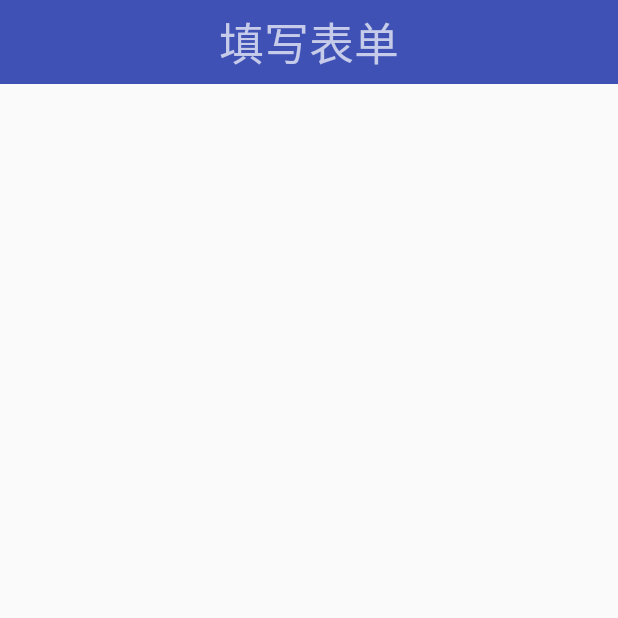
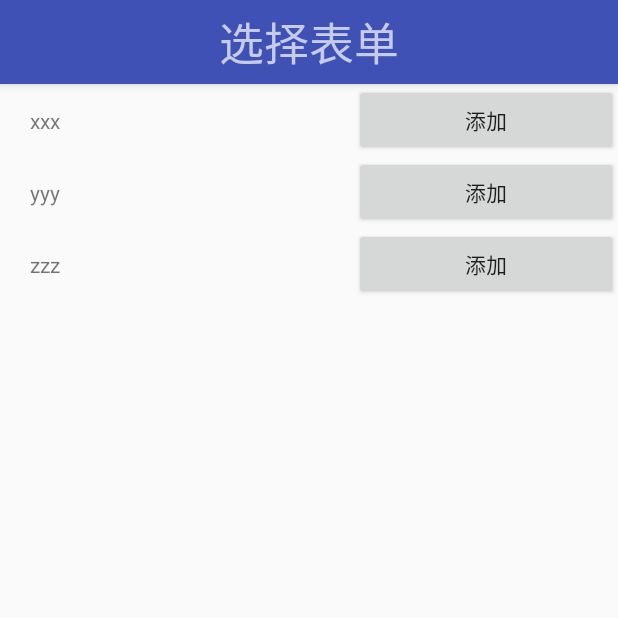
Before and after one commit to BlackShopLongClass/Personal_Info_Collector, an Android app: the selecttofill screen opened directly, with no data from a screen before it, on a phone screen of 412 x 824 dp, the top half of it. Run offline under Robolectric (Android 15) with nearby library versions, the phone set to English and light mode, and no system bars.

Commit message:
The select to fill page is done!

```diff
--- a/app/src/main/java/blackstorelongclass/personal_info_collector/MainActivity.java
+++ b/app/src/main/java/blackstorelongclass/personal_info_collector/MainActivity.java
@@ -64,4 +64,9 @@ public class MainActivity extends AppCompatActivity {
         Intent intent = new Intent(this,fillList.class);
         startActivity(intent);
     }
+
+    public void testforselecttofill(View view){
+        Intent intent = new Intent(this,selecttofill.class);
+        startActivity(intent);
+    }
 }
--- a/app/src/main/java/blackstorelongclass/personal_info_collector/selecttofill.java
+++ b/app/src/main/java/blackstorelongclass/personal_info_collector/selecttofill.java
@@ -1,36 +1,56 @@
 package blackstorelongclass.personal_info_collector;
 
+import android.content.Intent;
 import android.os.Bundle;
 import android.support.design.widget.FloatingActionButton;
 import android.support.design.widget.Snackbar;
 import android.support.v7.app.AppCompatActivity;
 import android.support.v7.widget.Toolbar;
 import android.view.View;
+import android.widget.Button;
 import android.widget.GridView;
 import android.widget.LinearLayout;
 import android.widget.SimpleAdapter;
+import android.widget.TextView;
 
 import java.util.ArrayList;
 import java.util.Arrays;
 import java.util.List;
 import java.util.StringTokenizer;
 
-public class selecttofill extends AppCompatActivity {
+public class selecttofill extends AppCompatActivity implements View.OnClickListener {
 
+    public final static String EXTRA_MESSAGE = "blackstorelongclass.personal_info_collector.MESSAGE";
     private LinearLayout addView;
+    private List<String> topics;
 
     @Override
     protected void onCreate(Bundle savedInstanceState) {
         super.onCreate(savedInstanceState);
         setContentView(R.layout.activity_selecttofill);
 
-        addView = (LinearLayout) findViewById(R.id.fl_addView);
+        addView = (LinearLayout) findViewById(R.id.sf_addView);
 
+        topics = Arrays.asList("xxx","yyy","zzz");
 
+        for(String topic : topics) {
+            View tagView = View.inflate(this, R.layout.selecttofillitem, null);
+            TextView text = tagView.findViewById(R.id.tagTopic);
+            Button bn= tagView.findViewById(R.id.selecttofillbutton);
+            bn.setTag(topic);
+            bn.setOnClickListener(this);
+            text.setText(topic);
+            addView.addView(tagView);
+            addView.requestLayout();
+        }
+    }
 
-        View tagView = View.inflate(this, R.layout.selecttofillitem, null);
-        addView.addView(tagView);
-        addView.requestLayout();
+    @Override
+    public void onClick(View v) {
+        String gettopic = (String) v.getTag();
+        Intent intent = new Intent(this,fillList.class);
+        intent.putExtra(EXTRA_MESSAGE, gettopic);
+        startActivity(intent);
     }
 
 }
--- a/app/src/main/res/layout/activity_selecttofill.xml
+++ b/app/src/main/res/layout/activity_selecttofill.xml
@@ -33,7 +33,7 @@
                         android:layout_width="wrap_content"
                         android:layout_height="wrap_content"
                         android:gravity="center"
-                        android:text="填写表单"
+                        android:text="选择表单"
                         android:textSize="30sp"
                         />
                 </LinearLayout>
--- a/app/src/main/res/layout/selecttofillitem.xml
+++ b/app/src/main/res/layout/selecttofillitem.xml
@@ -2,12 +2,24 @@
 <LinearLayout xmlns:android="http://schemas.android.com/apk/res/android"
     android:id="@+id/selecttofillitem"
     android:layout_width="match_parent"
-    android:layout_height="match_parent">
+    android:layout_height="match_parent"
+    android:orientation="horizontal">
+
+    <TextView
+        android:id="@+id/tagTopic"
+        android:layout_width="wrap_content"
+        android:layout_height="wrap_content"
+        android:layout_below="@+id/topButton"
+        android:layout_marginLeft="20dp"
+        android:layout_marginRight="20dp"
+        android:layout_weight="2" />
 
     <Button
-        android:layout_width="match_parent"
-        android:layout_height="match_parent"
+        android:layout_width="wrap_content"
+        android:layout_height="wrap_content"
         android:id="@+id/selecttofillbutton"
-        android:padding="10dp"/>
+        android:padding="10dp"
+        android:text="添加"
+        android:layout_weight="1"/>
 
 </LinearLayout>
```
Also changed, not shown: app/src/main/java/blackstorelongclass/personal_info_collector/fillList.java (+7 -1 lines), app/src/main/res/layout/activity_main.xml (+9 -0 lines).
